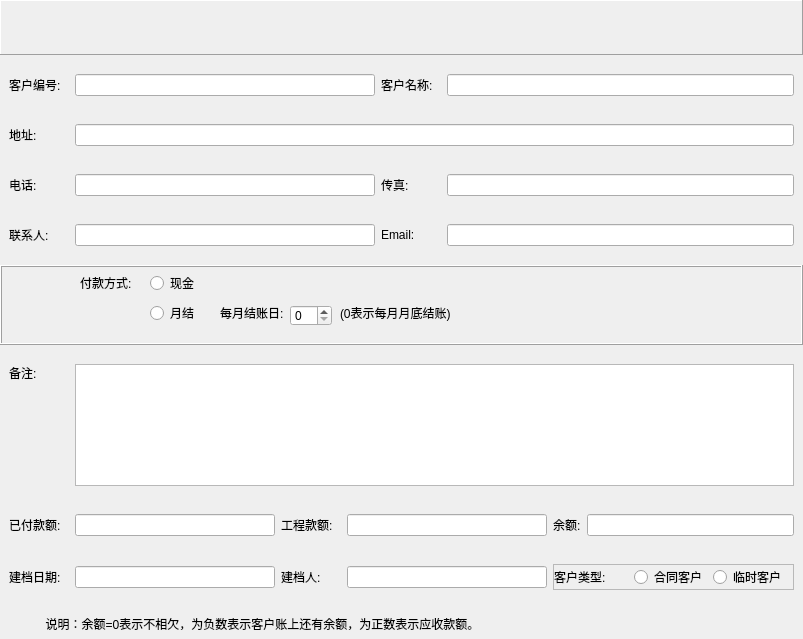
Old version of the form ui/second_level/clienteditdialog.ui in the repository longcp/CarRentalManagement.
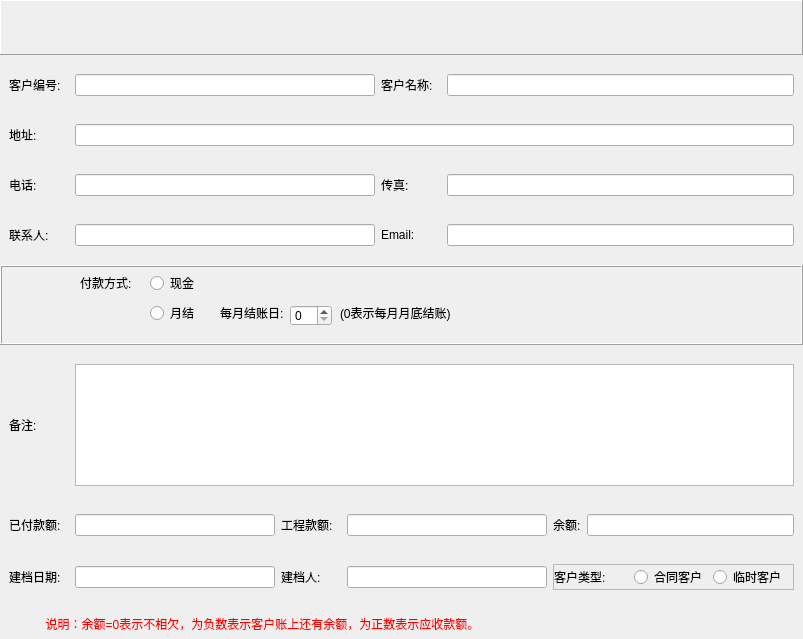
New version of the form.

Commit message: 编辑客户资料界面添加工具栏按钮事件

What changed in the file:
```diff
--- a/ui/second_level/clienteditdialog.ui
+++ b/ui/second_level/clienteditdialog.ui
@@ -396,9 +396,6 @@
         <property name="text">
          <string>备注:</string>
         </property>
-        <property name="alignment">
-         <set>Qt::AlignLeading|Qt::AlignLeft|Qt::AlignTop</set>
-        </property>
        </widget>
       </item>
       <item>
@@ -637,6 +634,9 @@
      <layout class="QHBoxLayout" name="horizontalLayout">
       <item>
        <widget class="QLabel" name="label_14">
+        <property name="styleSheet">
+         <string notr="true">color: rgb(255, 0, 0);</string>
+        </property>
         <property name="text">
          <string>           说明：余额=0表示不相欠，为负数表示客户账上还有余额，为正数表示应收款额。</string>
         </property>
```
Left out of the diff: 36 changed lines with no effect on the pictures. The commit also changes 4 other files.
